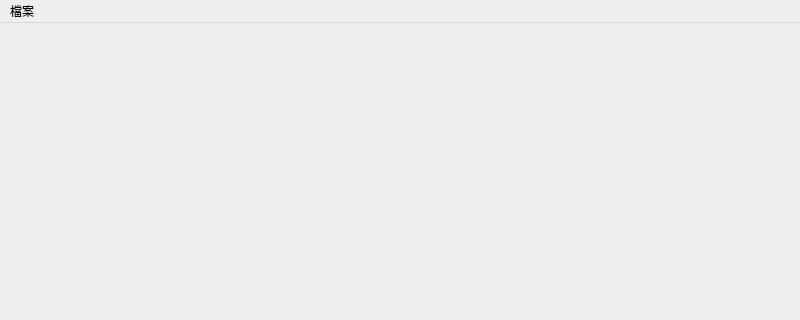
Above: mainwindow.ui from pandaddy685/new before the change; both pictures show x 0 to 800 and y 0 to 320 of the 800 by 600 pixel window. Below: the same form after it.
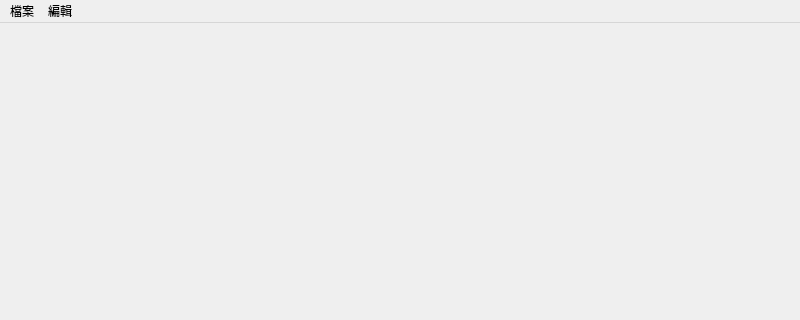
That is the form after the change.

Diff of the .ui file:
```diff
--- a/mainwindow.ui
+++ b/mainwindow.ui
@@ -36,7 +36,13 @@
     <addaction name="separator"/>
     <addaction name="action_X"/>
    </widget>
+   <widget class="QMenu" name="menu_2">
+    <property name="title">
+     <string>編輯</string>
+    </property>
+   </widget>
    <addaction name="menu"/>
+   <addaction name="menu_2"/>
   </widget>
   <widget class="QStatusBar" name="statusbar"/>
   <action name="actionfkd">
```
